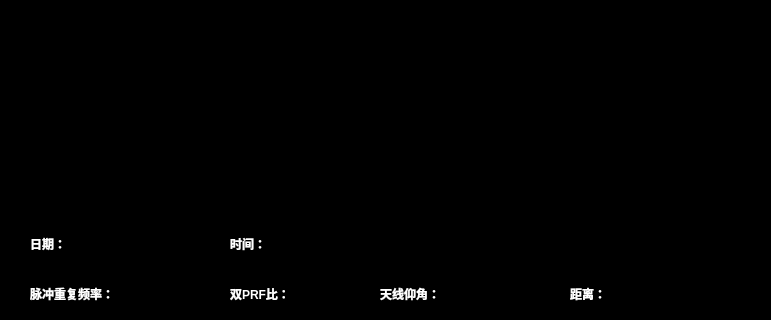
This is mainwindow.ui in GitHdrobot/WeatheRadar as Qt 5 draws it before an edit; both pictures show x 0 to 771 and y 448 to 768 of the 1376 by 768 pixel window. The edited form follows.
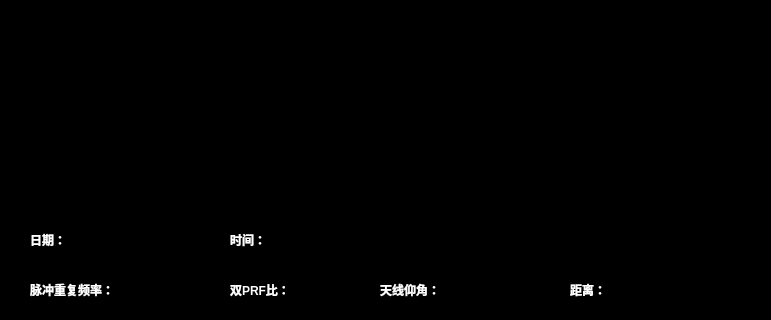
This is the edited form. Icons and pictures are not drawn. Custom widgets are drawn as their Qt base class.

The edit to the form file:
```diff
--- a/mainwindow.ui
+++ b/mainwindow.ui
@@ -58,9 +58,9 @@
      <property name="geometry">
       <rect>
        <x>30</x>
-       <y>660</y>
-       <width>71</width>
-       <height>16</height>
+       <y>655</y>
+       <width>51</width>
+       <height>21</height>
       </rect>
      </property>
      <property name="styleSheet">
@@ -74,9 +74,9 @@
      <property name="geometry">
       <rect>
        <x>230</x>
-       <y>660</y>
-       <width>71</width>
-       <height>16</height>
+       <y>655</y>
+       <width>51</width>
+       <height>21</height>
       </rect>
      </property>
      <property name="styleSheet">
@@ -90,9 +90,9 @@
      <property name="geometry">
       <rect>
        <x>30</x>
-       <y>710</y>
+       <y>705</y>
        <width>111</width>
-       <height>16</height>
+       <height>21</height>
       </rect>
      </property>
      <property name="styleSheet">
@@ -106,9 +106,9 @@
      <property name="geometry">
       <rect>
        <x>230</x>
-       <y>710</y>
+       <y>705</y>
        <width>81</width>
-       <height>16</height>
+       <height>21</height>
       </rect>
      </property>
      <property name="styleSheet">
@@ -122,9 +122,9 @@
      <property name="geometry">
       <rect>
        <x>380</x>
-       <y>710</y>
+       <y>705</y>
        <width>71</width>
-       <height>16</height>
+       <height>21</height>
       </rect>
      </property>
      <property name="styleSheet">
@@ -138,9 +138,9 @@
      <property name="geometry">
       <rect>
        <x>570</x>
-       <y>710</y>
-       <width>71</width>
-       <height>16</height>
+       <y>705</y>
+       <width>51</width>
+       <height>21</height>
       </rect>
      </property>
      <property name="styleSheet">
```
Left out of the diff: 14 changed lines with no effect on the pictures.
